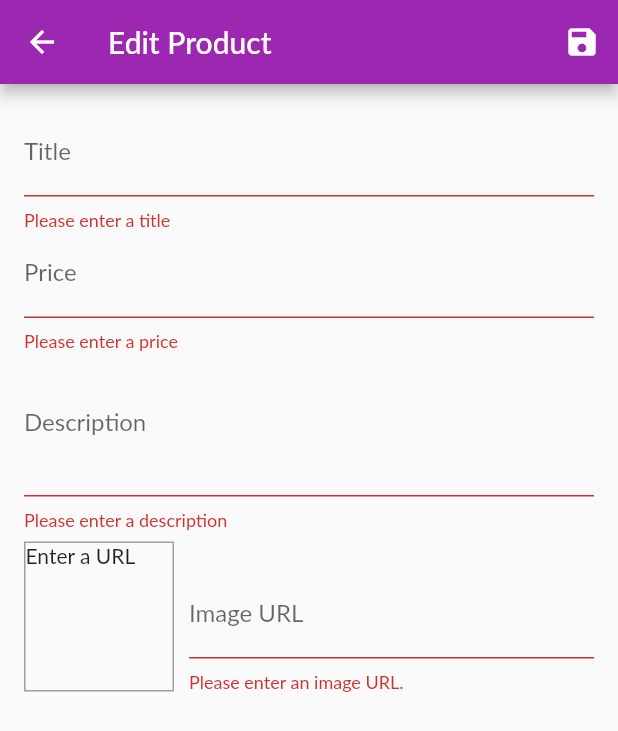
After one commit to freebot/shop_app, a Flutter app: the EditProductScreen screen opened by its route, after a tap on the "save" icon, on a phone screen of 412 x 824 dp. The commit adds this screen. Shown: the top 731 px of the screen. Run offline on Flutter 3.47's test engine with Material 2 defaults, Android fonts, the phone set to English and light mode, and no system bars; network calls fail; Roboto replaces fonts that are missing (Lato).

Commit message:
Final módulo 8

```diff
--- a/lib/main.dart
+++ b/lib/main.dart
@@ -1,6 +1,9 @@
 import 'package:flutter/material.dart';
 import 'package:provider/provider.dart';
+
 import './screens/orders_screen.dart';
+import './screens/user_products_screen.dart';
+import './screens/edit_product_screen.dart';
 import './providers/cart.dart';
 import './providers/orders.dart';
 
@@ -38,6 +41,8 @@ class MyApp extends StatelessWidget {
           ProductDetailScreen.routeName: (ctx) => ProductDetailScreen(),
           CartScreen.routeName: (ctx) => CartScreen(),
           OrdersScreen.routeName: (ctx) => OrdersScreen(),
+          UserProductsScreen.routeName: (ctx) => UserProductsScreen(),
+          EditProductScreen.routeName: (ctx) => EditProductScreen(),
         },
       ),
     );
--- a/lib/providers/products.dart
+++ b/lib/providers/products.dart
@@ -64,7 +64,29 @@ class Products with ChangeNotifier {
   //   notifyListeners();
   // }
 
-  void addProduct(){
+  void addProduct(Product product) {
+    final newProduct = Product(
+      title: product.title,
+      price: product.price,
+      description: product.description,
+      imageUrl: product.imageUrl,
+      id: DateTime.now().toString(),
+    );
+    _items.add(newProduct);
+    // _items.insert(0, newProduct);
+    notifyListeners();
+  }
+
+  void updateProduct(String id, Product newProduct) {
+    final prodIndex = _items.indexWhere((prod) => prod.id == id);
+    if (prodIndex >= 0) {
+      _items[prodIndex] = newProduct;
+      notifyListeners();
+    }
+  }
+
+  void deleteProduct(String id) {
+    _items.removeWhere((prod) => prod.id == id);
     notifyListeners();
   }
 }
--- /dev/null
+++ b/lib/screens/edit_product_screen.dart
@@ -0,0 +1,260 @@
+import 'package:flutter/material.dart';
+import 'package:provider/provider.dart';
+import '../providers/product.dart';
+import '../providers/products.dart';
+
+class EditProductScreen extends StatefulWidget {
+  static const routeName = '/edit-product';
+  @override
+  _EditProductScreenState createState() => _EditProductScreenState();
+}
+
+class _EditProductScreenState extends State<EditProductScreen> {
+  final _priceFocusNode = FocusNode();
+  final _descriptionFocusNode = FocusNode();
+  final _imageUrlController = TextEditingController();
+  final _imageUrlFocusNode = FocusNode();
+  final _form = GlobalKey<FormState>();
+  var _editedProduct = Product(
+    id: null,
+    title: '',
+    price: 0,
+    description: '',
+    imageUrl: '',
+  );
+  var _initValues = {
+    'title': '',
+    'description': '',
+    'price': '',
+    'imageUrl': '',
+  };
+  bool _isInit = true;
+
+  @override
+  void initState() {
+    _imageUrlFocusNode.addListener(_updateImageUrl);
+    super.initState();
+  }
+
+  @override
+  void didChangeDependencies() {
+    if (_isInit) {
+      final productId = ModalRoute.of(context).settings.arguments as String;
+      if (productId != null) {
+        _editedProduct =
+            Provider.of<Products>(context, listen: false).findById(productId);
+        _initValues = {
+          'title': _editedProduct.title,
+          'description': _editedProduct.description,
+          'price': _editedProduct.price.toString(),
+          //  'imageUrl': _editedProduct.imageUrl
+          'imageUrl': ''
+        };
+        _imageUrlController.text = _editedProduct.imageUrl;
+      }
+    }
+    _isInit = false;
+    super.didChangeDependencies();
+  }
+
+  @override
+  void dispose() {
+    _imageUrlFocusNode.removeListener(_updateImageUrl);
+    _priceFocusNode.dispose();
+    _descriptionFocusNode.dispose();
+    _imageUrlController.dispose();
+    _imageUrlFocusNode.dispose();
+    super.dispose();
+  }
+
+  void _updateImageUrl() {
+    if (!_imageUrlFocusNode.hasFocus) {
+      if ((!_imageUrlController.text.startsWith('http') &&
+              !_imageUrlController.text.startsWith('https')) ||
+          (!_imageUrlController.text.endsWith('.png') &&
+              !_imageUrlController.text.endsWith('.jpg') &&
+              !_imageUrlController.text.endsWith('.jpeg'))) {
+        return;
+      }
+      setState(() {});
+    }
+  }
+
+  void _saveForm() {
+    final isValid = _form.currentState.validate();
+    if (!isValid) {
+      return;
+    }
+    _form.currentState.save();
+    if (_editedProduct.id != null) {
+      Provider.of<Products>(context, listen: false)
+          .updateProduct(_editedProduct.id, _editedProduct);
+    } else {
+      Provider.of<Products>(context, listen: false).addProduct(_editedProduct);
+    }
+    Navigator.of(context).pop();
+  }
+
+  @override
+  Widget build(BuildContext context) {
+    return Scaffold(
+      appBar: AppBar(
+        title: Text('Edit Product'),
+        actions: <Widget>[
+          IconButton(
+            icon: Icon(Icons.save),
+            onPressed: _saveForm,
+          ),
+        ],
+      ),
+      body: Padding(
+        padding: const EdgeInsets.all(16.0),
+        child: Form(
+          key: _form,
+          child: ListView(
+            children: <Widget>[
+              TextFormField(
+                initialValue: _initValues['title'],
+                decoration: InputDecoration(labelText: 'Title'),
+                textInputAction: TextInputAction.next,
+                onFieldSubmitted: (_) {
+                  FocusScope.of(context).requestFocus(_priceFocusNode);
+                },
+                validator: (value) {
+                  if (value.isEmpty) {
+                    return 'Please enter a title';
+                  }
+                  return null;
+                },
+                onSaved: (value) {
+                  _editedProduct = Product(
+                    title: value,
+                    price: _editedProduct.price,
+                    description: _editedProduct.description,
+                    imageUrl: _editedProduct.imageUrl,
+                    id: _editedProduct.id,
+                    isFavorite: _editedProduct.isFavorite,
+                  );
+                },
+              ),
+              TextFormField(
+                  initialValue: _initValues['price'],
+                  decoration: InputDecoration(labelText: 'Price'),
+                  textInputAction: TextInputAction.next,
+                  keyboardType: TextInputType.number,
+                  focusNode: _priceFocusNode,
+                  onFieldSubmitted: (_) {
+                    FocusScope.of(context).requestFocus(_descriptionFocusNode);
+                  },
+                  validator: (value) {
+                    if (value.isEmpty) {
+                      return 'Please enter a price';
+                    }
+                    if (double.tryParse(value) == null) {
+                      return 'Please enter a valid number.';
+                    }
+                    if (double.parse(value) <= 0) {
+                      return 'Please enter a number greater than zero';
+                    }
+                    return null;
+                  },
+                  onSaved: (value) {
+                    _editedProduct = Product(
+                        title: _editedProduct.title,
+                        price: double.parse(value),
+                        description: _editedProduct.description,
+                        imageUrl: _editedProduct.imageUrl,
+                        id: _editedProduct.id,
+                        isFavorite: _editedProduct.isFavorite);
+                  }),
+              TextFormField(
+                  initialValue: _initValues['description'],
+                  decoration: InputDecoration(labelText: 'Description'),
+                  maxLines: 3,
+                  keyboardType: TextInputType.multiline,
+                  focusNode: _descriptionFocusNode,
+                  validator: (value) {
+                    if (value.isEmpty) {
+                      return 'Please enter a description';
+                    }
+                    if (value.length < 10) {
+                      return 'Should be at least 10 characters long';
+                    }
+                    return null;
+                  },
+                  onSaved: (value) {
+                    _editedProduct = Product(
+                        title: _editedProduct.title,
+                        price: _editedProduct.price,
+                        description: value,
+                        imageUrl: _editedProduct.imageUrl,
+                        id: _editedProduct.id,
+                        isFavorite: _editedProduct.isFavorite);
+                  }),
+              Row(
+                crossAxisAlignment: CrossAxisAlignment.end,
+                children: <Widget>[
+                  Container(
+                    width: 100,
+                    height: 100,
+                    margin: EdgeInsets.only(
+                      top: 8,
+                      right: 10,
+                    ),
+                    decoration: BoxDecoration(
+                      border: Border.all(
+                        width: 1,
+                        color: Colors.grey,
+                      ),
+                    ),
+                    child: _imageUrlController.text.isEmpty
+                        ? Text('Enter a URL')
+                        : FittedBox(
+                            child: Image.network(_imageUrlController.text),
+                            fit: BoxFit.cover,
+                          ),
+                  ),
+                  Expanded(
+                    child: TextFormField(
+                        decoration: InputDecoration(labelText: 'Image URL'),
+                        keyboardType: TextInputType.url,
+                        textInputAction: TextInputAction.done,
+                        controller: _imageUrlController,
+                        focusNode: _imageUrlFocusNode,
+                        onFieldSubmitted: (_) {
+                          _saveForm();
+                        },
+                        validator: (value) {
+                          if (value.isEmpty) {
+                            return 'Please enter an image URL.';
+                          }
+                          if (!value.startsWith('http') &&
+                              !value.startsWith('https')) {
+                            return 'Please enter a valid URL.';
+                          }
+                          if (!value.endsWith('.png') &&
+                              !value.endsWith('.jpg') &&
+                              !value.endsWith('.jpeg')) {
+                            return 'Please enter a valid image URL.';
+                          }
+                          return null;
+                        },
+                        onSaved: (value) {
+                          _editedProduct = Product(
+                              title: _editedProduct.title,
+                              price: _editedProduct.price,
+                              description: _editedProduct.description,
+                              imageUrl: value,
+                              id: _editedProduct.id,
+                              isFavorite: _editedProduct.isFavorite);
+                        }),
+                  ),
+                ],
+              ),
+            ],
+          ),
+        ),
+      ),
+    );
+  }
+}
--- a/lib/widgets/app_drawer.dart
+++ b/lib/widgets/app_drawer.dart
@@ -1,5 +1,6 @@
 import 'package:flutter/material.dart';
 import '../screens/orders_screen.dart';
+import '../screens/user_products_screen.dart';
 
 class AppDrawer extends StatelessWidget {
   @override
@@ -32,6 +33,17 @@ class AppDrawer extends StatelessWidget {
                   .pushReplacementNamed(OrdersScreen.routeName);
             },
           ),
+          Divider(),
+          ListTile(
+            leading: Icon(Icons.edit),
+            title: Text(
+              'Manage products',
+            ),
+            onTap: () {
+              Navigator.of(context)
+                  .pushReplacementNamed(UserProductsScreen.routeName);
+            },
+          ),
         ],
       ),
     );
```
Also changed, not shown: lib/screens/user_products_screen.dart (added, +41 -0 lines), lib/widgets/user_product_item.dart (added, +44 -0 lines).
